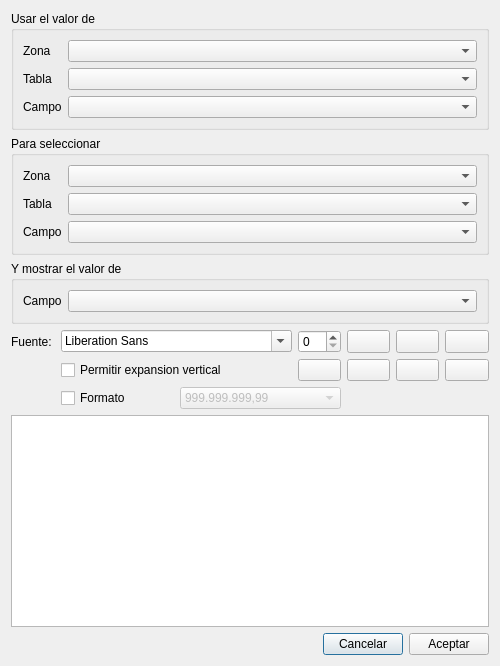
Above: EditorReports/editrelationalfield.ui from arcnexus/RedFoX before the change. Below: the same form after it.
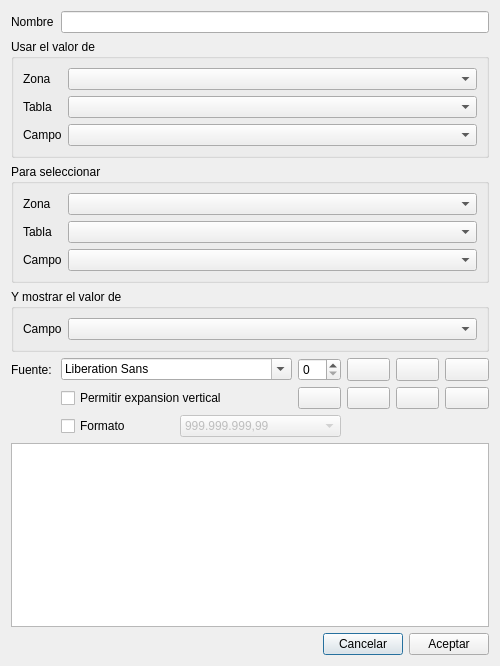
That is the form after the change. Icons and pictures are not drawn.

The edit to the form file:
```diff
--- a/EditorReports/editrelationalfield.ui
+++ b/EditorReports/editrelationalfield.ui
@@ -14,7 +14,32 @@
    <string>Dialog</string>
   </property>
   <layout class="QGridLayout" name="gridLayout_4">
-   <item row="5" column="2" colspan="2">
+   <item row="3" column="0" colspan="7">
+    <widget class="QGroupBox" name="groupBox_3">
+     <property name="title">
+      <string>Y mostrar el valor de</string>
+     </property>
+     <layout class="QGridLayout" name="gridLayout_3">
+      <item row="0" column="0">
+       <widget class="QLabel" name="label_8">
+        <property name="sizePolicy">
+         <sizepolicy hsizetype="Maximum" vsizetype="Preferred">
+          <horstretch>0</horstretch>
+          <verstretch>0</verstretch>
+         </sizepolicy>
+        </property>
+        <property name="text">
+         <string>Campo</string>
+        </property>
+       </widget>
+      </item>
+      <item row="0" column="1">
+       <widget class="QComboBox" name="comboCampo_3"/>
+      </item>
+     </layout>
+    </widget>
+   </item>
+   <item row="6" column="2" colspan="2">
     <widget class="QComboBox" name="comobFormato">
      <property name="enabled">
       <bool>false</bool>
@@ -61,7 +86,7 @@
           </item>
     </widget>
    </item>
-   <item row="4" column="4">
+   <item row="5" column="4">
     <widget class="QPushButton" name="btnLeft">
      <property name="maximumSize">
       <size>
@@ -81,7 +106,7 @@
      </property>
     </widget>
    </item>
-   <item row="4" column="3">
+   <item row="5" column="3">
     <widget class="QPushButton" name="btnColor">
      <property name="maximumSize">
       <size>
@@ -101,32 +126,7 @@
      </property>
     </widget>
    </item>
-   <item row="2" column="0" colspan="7">
-    <widget class="QGroupBox" name="groupBox_3">
-     <property name="title">
-      <string>Y mostrar el valor de</string>
-     </property>
-     <layout class="QGridLayout" name="gridLayout_3">
-      <item row="0" column="0">
-       <widget class="QLabel" name="label_8">
-        <property name="sizePolicy">
-         <sizepolicy hsizetype="Maximum" vsizetype="Preferred">
-          <horstretch>0</horstretch>
-          <verstretch>0</verstretch>
-         </sizepolicy>
-        </property>
-        <property name="text">
-         <string>Campo</string>
-        </property>
-       </widget>
-      </item>
-      <item row="0" column="1">
-       <widget class="QComboBox" name="comboCampo_3"/>
-      </item>
-     </layout>
-    </widget>
-   </item>
-   <item row="0" column="0" colspan="7">
+   <item row="1" column="0" colspan="7">
     <widget class="QGroupBox" name="groupBox">
      <property name="title">
       <string>Usar el valor de</string>
@@ -183,7 +183,64 @@
      </layout>
     </widget>
    </item>
-   <item row="3" column="4">
+   <item row="2" column="0" colspan="7">
+    <widget class="QGroupBox" name="groupBox_2">
+     <property name="title">
+      <string>Para seleccionar</string>
+     </property>
+     <layout class="QGridLayout" name="gridLayout_2">
+      <item row="0" column="0">
+       <widget class="QLabel" name="label_7">
+        <property name="sizePolicy">
+         <sizepolicy hsizetype="Maximum" vsizetype="Preferred">
+          <horstretch>0</horstretch>
+          <verstretch>0</verstretch>
+         </sizepolicy>
+        </property>
+        <property name="text">
+         <string>Zona</string>
+        </property>
+       </widget>
+      </item>
+      <item row="0" column="1">
+       <widget class="QComboBox" name="comboZona_2"/>
+      </item>
+      <item row="1" column="0">
+       <widget class="QLabel" name="label_5">
+        <property name="sizePolicy">
+         <sizepolicy hsizetype="Maximum" vsizetype="Preferred">
+          <horstretch>0</horstretch>
+          <verstretch>0</verstretch>
+         </sizepolicy>
+        </property>
+        <property name="text">
+         <string>Tabla</string>
+        </property>
+       </widget>
+      </item>
+      <item row="1" column="1">
+       <widget class="QComboBox" name="comboTabla_2"/>
+      </item>
+      <item row="2" column="0">
+       <widget class="QLabel" name="label_6">
+        <property name="sizePolicy">
+         <sizepolicy hsizetype="Maximum" vsizetype="Preferred">
+          <horstretch>0</horstretch>
+          <verstretch>0</verstretch>
+         </sizepolicy>
+        </property>
+        <property name="text">
+         <string>Campo</string>
+        </property>
+       </widget>
+      </item>
+      <item row="2" column="1">
+       <widget class="QComboBox" name="comboCampo_2"/>
+      </item>
+     </layout>
+    </widget>
+   </item>
+   <item row="4" column="4">
     <widget class="QPushButton" name="btnBold">
      <property name="maximumSize">
       <size>
@@ -206,7 +263,7 @@
      </property>
     </widget>
    </item>
-   <item row="4" column="5">
+   <item row="5" column="5">
     <widget class="QPushButton" name="btnCenter">
      <property name="maximumSize">
       <size>
@@ -226,14 +283,14 @@
      </property>
     </widget>
    </item>
-   <item row="4" column="1" colspan="2">
+   <item row="5" column="1" colspan="2">
     <widget class="QCheckBox" name="checkBox">
      <property name="text">
       <string>Permitir expansion vertical</string>
      </property>
     </widget>
    </item>
-   <item row="4" column="6">
+   <item row="5" column="6">
     <widget class="QPushButton" name="btnRigth">
      <property name="maximumSize">
       <size>
@@ -256,14 +313,14 @@
      </property>
     </widget>
    </item>
-   <item row="5" column="1">
+   <item row="6" column="1">
     <widget class="QCheckBox" name="checkBox_2">
      <property name="text">
       <string>Formato</string>
      </property>
     </widget>
    </item>
-   <item row="3" column="6">
+   <item row="4" column="6">
     <widget class="QPushButton" name="btnUnder">
      <property name="maximumSize">
       <size>
@@ -286,10 +343,10 @@
      </property>
     </widget>
    </item>
-   <item row="3" column="3">
+   <item row="4" column="3">
     <widget class="QSpinBox" name="sizeSpin"/>
    </item>
-   <item row="3" column="5">
+   <item row="4" column="5">
     <widget class="QPushButton" name="btnItalic">
      <property name="maximumSize">
       <size>
@@ -312,77 +369,20 @@
      </property>
     </widget>
    </item>
-   <item row="1" column="0" colspan="7">
-    <widget class="QGroupBox" name="groupBox_2">
-     <property name="title">
-      <string>Para seleccionar</string>
-     </property>
-     <layout class="QGridLayout" name="gridLayout_2">
-      <item row="0" column="0">
-       <widget class="QLabel" name="label_7">
-        <property name="sizePolicy">
-         <sizepolicy hsizetype="Maximum" vsizetype="Preferred">
-          <horstretch>0</horstretch>
-          <verstretch>0</verstretch>
-         </sizepolicy>
-        </property>
-        <property name="text">
-         <string>Zona</string>
-        </property>
-       </widget>
-      </item>
-      <item row="0" column="1">
-       <widget class="QComboBox" name="comboZona_2"/>
-      </item>
-      <item row="1" column="0">
-       <widget class="QLabel" name="label_5">
-        <property name="sizePolicy">
-         <sizepolicy hsizetype="Maximum" vsizetype="Preferred">
-          <horstretch>0</horstretch>
-          <verstretch>0</verstretch>
-         </sizepolicy>
-        </property>
-        <property name="text">
-         <string>Tabla</string>
-        </property>
-       </widget>
-      </item>
-      <item row="1" column="1">
-       <widget class="QComboBox" name="comboTabla_2"/>
-      </item>
-      <item row="2" column="0">
-       <widget class="QLabel" name="label_6">
-        <property name="sizePolicy">
-         <sizepolicy hsizetype="Maximum" vsizetype="Preferred">
-          <horstretch>0</horstretch>
-          <verstretch>0</verstretch>
-         </sizepolicy>
-        </property>
-        <property name="text">
-         <string>Campo</string>
-        </property>
-       </widget>
-      </item>
-      <item row="2" column="1">
-       <widget class="QComboBox" name="comboCampo_2"/>
-      </item>
-     </layout>
-    </widget>
-   </item>
-   <item row="3" column="0">
+   <item row="4" column="0">
     <widget class="QLabel" name="label_4">
      <property name="text">
       <string>Fuente:</string>
      </property>
     </widget>
    </item>
-   <item row="3" column="1" colspan="2">
+   <item row="4" column="1" colspan="2">
     <widget class="QFontComboBox" name="fontComboBox"/>
    </item>
-   <item row="8" column="0" colspan="7">
-    <widget class="QGraphicsView" name="graphicsView"/>
-   </item>
    <item row="9" column="0" colspan="7">
+    <widget class="QGraphicsView" name="graphicsView"/>
+   </item>
+   <item row="10" column="0" colspan="7">
     <layout class="QHBoxLayout" name="horizontalLayout">
      <item>
       <spacer name="horizontalSpacer">
@@ -413,6 +413,16 @@
      </item>
     </layout>
    </item>
+   <item row="0" column="0">
+    <widget class="QLabel" name="label_9">
+     <property name="text">
+      <string>Nombre</string>
+     </property>
+    </widget>
+   </item>
+   <item row="0" column="1" colspan="6">
+    <widget class="QLineEdit" name="txtNombre"/>
+   </item>
   </layout>
  </widget>
  <resources>
```
Lines whose indentation alone changed are shown as unchanged.
